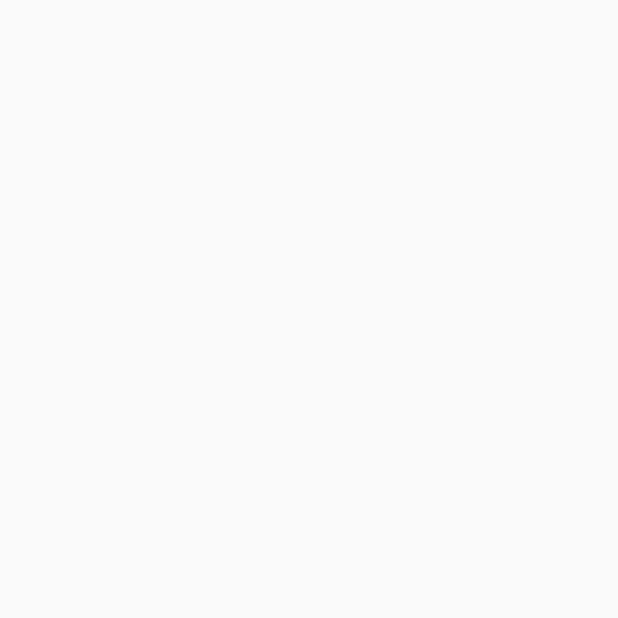
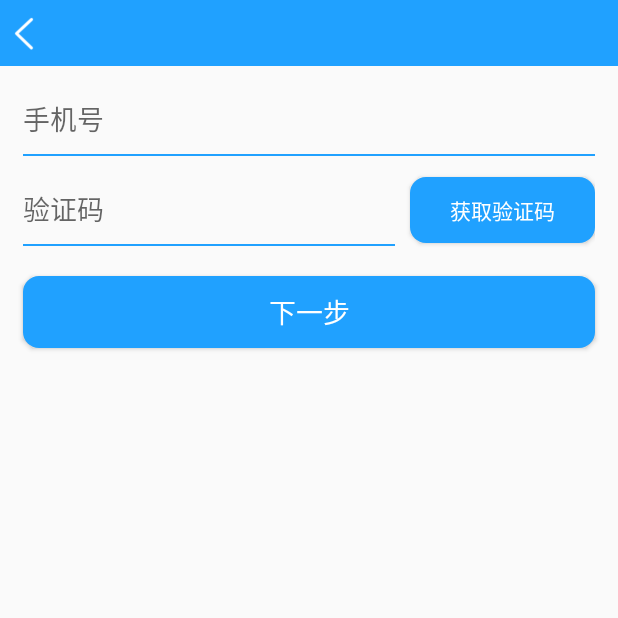
Before and after one commit to WuliTT520/CloudMeeting, an Android app: the ForgetActivity screen opened directly, with no data from a screen before it, on a phone screen of 412 x 824 dp, the top half of it. Before the commit the part shown is empty. Run offline under Robolectric (Android 15) with nearby library versions, the phone set to English and light mode, and no system bars.

Commit message:
新的activity

```diff
--- a/app/build.gradle
+++ b/app/build.gradle
@@ -16,6 +16,14 @@ android {
             proguardFiles getDefaultProguardFile('proguard-android.txt'), 'proguard-rules.pro'
         }
     }
+    splits {
+        abi {
+            enable true
+            reset()
+            include 'x86', 'armeabi-v7a','x86_64'
+            universalApk true
+        }
+    }
 }
 
 dependencies {
--- a/app/src/main/AndroidManifest.xml
+++ b/app/src/main/AndroidManifest.xml
@@ -9,9 +9,8 @@
         android:roundIcon="@drawable/logo1024px"
         android:supportsRtl="true"
         android:theme="@style/AppTheme">
-        <activity android:name=".activity.MainActivity"/>
-
-        <activity android:name=".activity.WelcomeActivity" >
+        <activity android:name=".activity.MainActivity" />
+        <activity android:name=".activity.WelcomeActivity">
             <intent-filter>
                 <action android:name="android.intent.action.MAIN" />
 
@@ -20,6 +19,7 @@
         </activity>
         <activity android:name=".activity.LoginActivity" />
         <activity android:name=".activity.ForgetActivity" />
+        <activity android:name=".activity.SetPasswordActivity"></activity>
     </application>
 
 </manifest>
--- a/app/src/main/java/com/zhihui/imeeting/cloudmeeting/activity/ForgetActivity.java
+++ b/app/src/main/java/com/zhihui/imeeting/cloudmeeting/activity/ForgetActivity.java
@@ -1,15 +1,59 @@
 package com.zhihui.imeeting.cloudmeeting.activity;
 
+import android.content.Intent;
 import android.support.v7.app.AppCompatActivity;
 import android.os.Bundle;
+import android.view.View;
+import android.widget.Button;
+import android.widget.EditText;
+import android.widget.ImageView;
 
 import com.zhihui.imeeting.cloudmeeting.R;
 
 public class ForgetActivity extends AppCompatActivity {
+    public ImageView fanhui;
+    public EditText phoneNum,yzm;
+    public Button next,getyzm;
 
     @Override
     protected void onCreate(Bundle savedInstanceState) {
         super.onCreate(savedInstanceState);
         setContentView(R.layout.activity_forget);
+        init();
+        setListener();
+    }
+    public void init(){
+        fanhui=findViewById(R.id.fanhui);
+        phoneNum=findViewById(R.id.phonenum);
+        yzm=findViewById(R.id.yzm);
+        next=findViewById(R.id.next);
+        getyzm=findViewById(R.id.getyzm);
+
+    }
+    public void setListener(){
+        fanhui.setOnClickListener(new View.OnClickListener() {
+            @Override
+            public void onClick(View view) {
+                Intent intent=new Intent(ForgetActivity.this,LoginActivity.class);
+                startActivity(intent);
+                ForgetActivity.this.finish();
+            }
+        });
+
+        next.setOnClickListener(new View.OnClickListener() {
+            @Override
+            public void onClick(View view) {
+                Intent intent=new Intent(ForgetActivity.this,SetPasswordActivity.class);
+                startActivity(intent);
+//                ForgetActivity.this.finish();
+            }
+        });
+
+        getyzm.setOnClickListener(new View.OnClickListener() {
+            @Override
+            public void onClick(View view) {
+
+            }
+        });
     }
 }
--- /dev/null
+++ b/app/src/main/java/com/zhihui/imeeting/cloudmeeting/activity/SetPasswordActivity.java
@@ -0,0 +1,15 @@
+package com.zhihui.imeeting.cloudmeeting.activity;
+
+import android.support.v7.app.AppCompatActivity;
+import android.os.Bundle;
+
+import com.zhihui.imeeting.cloudmeeting.R;
+
+public class SetPasswordActivity extends AppCompatActivity {
+
+    @Override
+    protected void onCreate(Bundle savedInstanceState) {
+        super.onCreate(savedInstanceState);
+        setContentView(R.layout.activity_set_password);
+    }
+}
--- a/app/src/main/res/layout/activity_forget.xml
+++ b/app/src/main/res/layout/activity_forget.xml
@@ -1,9 +1,80 @@
 <?xml version="1.0" encoding="utf-8"?>
-<android.support.constraint.ConstraintLayout xmlns:android="http://schemas.android.com/apk/res/android"
+<LinearLayout xmlns:android="http://schemas.android.com/apk/res/android"
     xmlns:app="http://schemas.android.com/apk/res-auto"
     xmlns:tools="http://schemas.android.com/tools"
     android:layout_width="match_parent"
     android:layout_height="match_parent"
+    android:orientation="vertical"
     tools:context=".activity.ForgetActivity">
 
-</android.support.constraint.ConstraintLayout>
+    <LinearLayout
+        android:id="@+id/header"
+        android:layout_width="match_parent"
+        android:layout_height="44dp"
+        android:background="@color/colorPrimary"
+        android:orientation="horizontal">
+
+        <ImageView
+            android:id="@+id/fanhui"
+            android:layout_width="32dp"
+            android:layout_height="match_parent"
+            app:srcCompat="@drawable/return_white" />
+
+    </LinearLayout>
+
+    <EditText
+        android:id="@+id/phonenum"
+        android:layout_width="match_parent"
+        android:layout_height="50dp"
+        android:layout_marginLeft="15dp"
+        android:layout_marginTop="10dp"
+        android:layout_marginRight="15dp"
+        android:background="@drawable/line_bottom"
+        android:ems="10"
+        android:hint="手机号"
+        android:inputType="textPersonName" />
+
+    <LinearLayout
+        android:layout_width="match_parent"
+        android:layout_height="wrap_content"
+        android:layout_marginLeft="15dp"
+        android:layout_marginRight="15dp"
+        android:orientation="horizontal">
+
+        <EditText
+            android:id="@+id/yzm"
+            android:layout_width="wrap_content"
+            android:layout_height="50dp"
+            android:layout_marginTop="10dp"
+            android:layout_marginRight="10dp"
+            android:layout_marginBottom="10dp"
+            android:layout_weight="1"
+            android:background="@drawable/line_bottom"
+            android:ems="10"
+            android:hint="验证码"
+            android:inputType="textPersonName" />
+
+        <Button
+            android:id="@+id/getyzm"
+            android:layout_width="wrap_content"
+            android:layout_height="44dp"
+            android:layout_marginTop="10dp"
+            android:layout_marginBottom="10dp"
+            android:layout_weight="1"
+            android:background="@drawable/common_button"
+            android:text="获取验证码"
+            android:textColor="@color/light" />
+    </LinearLayout>
+
+    <Button
+        android:id="@+id/next"
+        android:layout_width="match_parent"
+        android:layout_height="wrap_content"
+        android:layout_marginLeft="15dp"
+        android:layout_marginTop="10dp"
+        android:layout_marginRight="15dp"
+        android:background="@drawable/common_button"
+        android:text="下一步"
+        android:textColor="@color/light"
+        android:textSize="18sp" />
+</LinearLayout>
--- a/app/src/main/res/layout/activity_login.xml
+++ b/app/src/main/res/layout/activity_login.xml
@@ -17,14 +17,14 @@
         <TextView
             android:id="@+id/title"
             android:layout_width="wrap_content"
-            android:layout_height="match_parent"
+            android:layout_height="44dp"
             android:layout_weight="1"
             android:background="@android:color/transparent"
             android:gravity="center_vertical"
             android:text="登录"
             android:textAlignment="center"
             android:textColor="@color/light"
-            android:textSize="18dp" />
+            android:textSize="18sp" />
 
     </LinearLayout>
 
@@ -67,7 +67,7 @@
             android:background="@drawable/common_button"
             android:text="登录"
             android:textColor="@color/light"
-            android:textSize="18dp" />
+            android:textSize="18sp" />
 
         <LinearLayout
             android:layout_width="match_parent"
--- /dev/null
+++ b/app/src/main/res/layout/activity_set_password.xml
@@ -0,0 +1,9 @@
+<?xml version="1.0" encoding="utf-8"?>
+<android.support.constraint.ConstraintLayout xmlns:android="http://schemas.android.com/apk/res/android"
+    xmlns:app="http://schemas.android.com/apk/res-auto"
+    xmlns:tools="http://schemas.android.com/tools"
+    android:layout_width="match_parent"
+    android:layout_height="match_parent"
+    tools:context=".activity.SetPasswordActivity">
+
+</android.support.constraint.ConstraintLayout>
```
Also changed, not shown: app/src/main/res/drawable/return_white.png (added).
